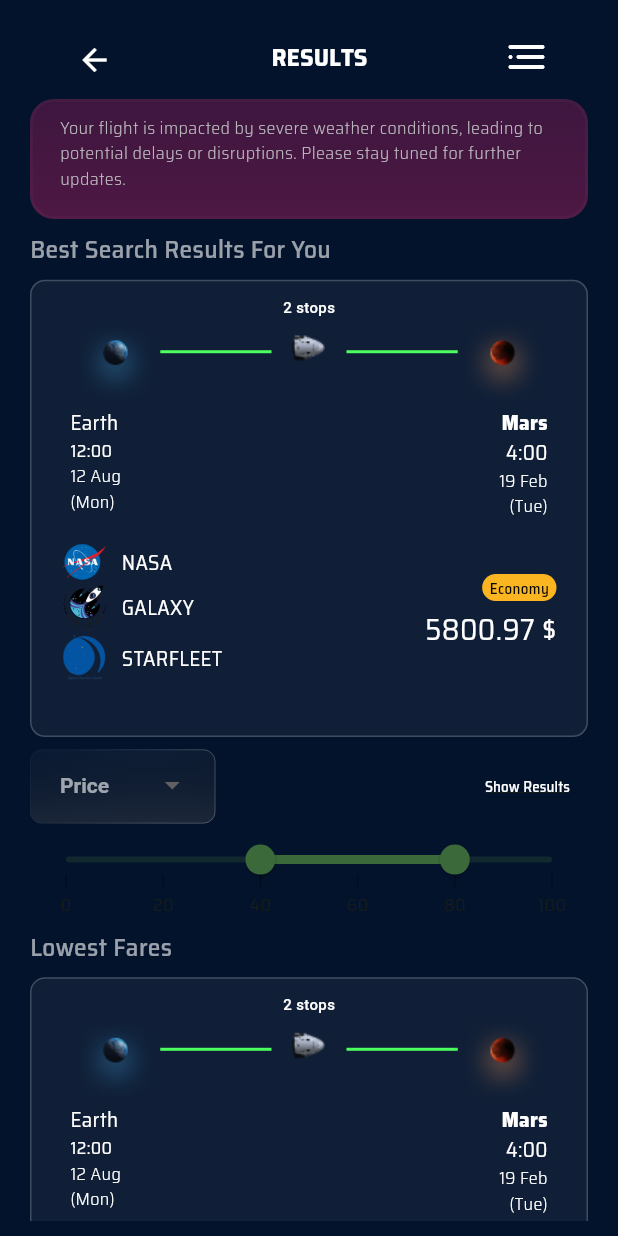
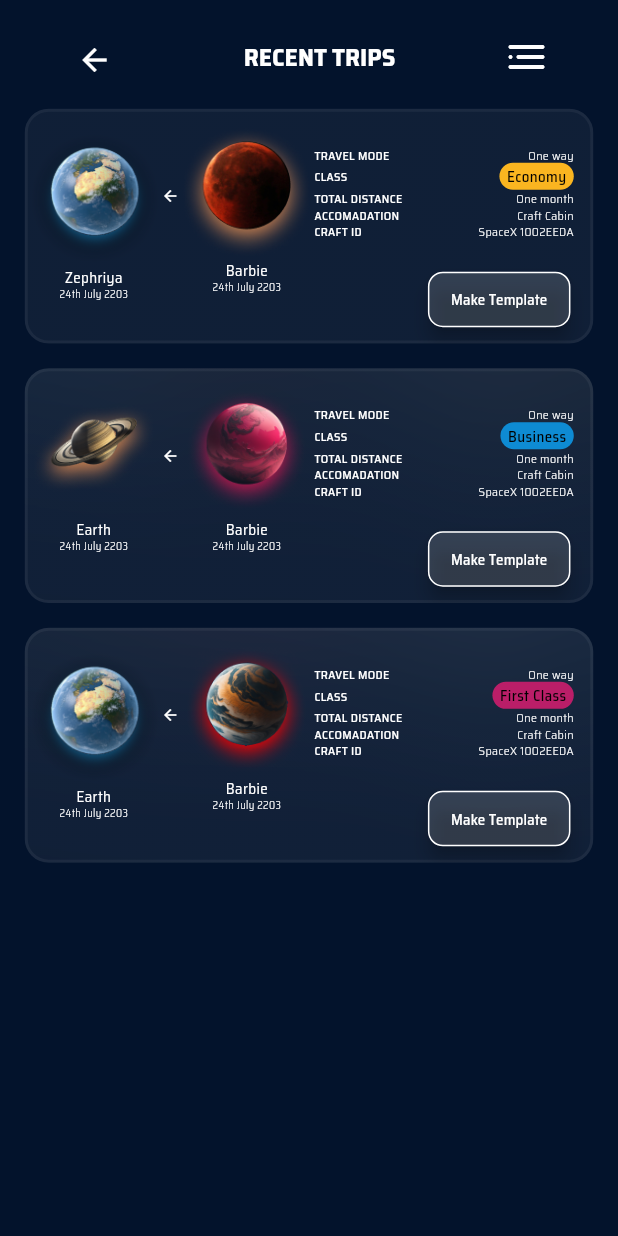
Before and after one commit to Astrohub0/undefined_astrohub, a Flutter app: the Home screen opened directly, after a tap on "FIND CRAFTS", on a phone screen of 412 x 824 dp. Run offline on Flutter 3.47's test engine with Material 2 defaults, Android fonts, the phone set to English and light mode, and no system bars; drawn by our look-alikes of glassmorphism; our stand-ins replace cloud_firestore, firebase_core, flutter_spinkit, flutter_svg, syncfusion_flutter_sliders; accounts and stored records are empty; Roboto replaces fonts that are missing (Saira SemiCondensed).

Commit message:
minor ui changes

```diff
--- a/lib/constants/styles.dart
+++ b/lib/constants/styles.dart
@@ -66,6 +66,19 @@ class TextStyles {
     fontSize: 14,
     fontWeight: FontWeight.w700,
   );
+
+  //for recenttrips container
+  static const TextStyle keytext = TextStyle(
+    color: Colors.white,
+    fontSize: 8,
+    fontWeight: FontWeight.w500,
+  );
+
+  static const TextStyle valueText = TextStyle(
+    color: Colors.white,
+    fontSize: 8,
+    fontWeight: FontWeight.w300,
+  );
 }
 
 class AppColors {
--- a/lib/screens/home.dart
+++ b/lib/screens/home.dart
@@ -1,5 +1,6 @@
 import 'package:astro_hub/constants/styles.dart';
 import 'package:astro_hub/models/enums/craft_type.dart';
+import 'package:astro_hub/screens/recent_trips.dart';
 import 'package:astro_hub/screens/search_departure.dart';
 import 'package:astro_hub/screens/search_results.dart';
 import 'package:astro_hub/utils/router.dart';
@@ -441,7 +442,7 @@ class HomeState extends State<Home> {
             ),
             const SizedBox(height: 20),
             primaryButton(context, 'FIND CRAFTS', onPressed: () {
-              PageNavigator(context: context).nextPage(const SearchResults());
+              PageNavigator(context: context).nextPage(const RecentTrips());
             })
           ]),
         ),
--- /dev/null
+++ b/lib/screens/recent_trips.dart
@@ -0,0 +1,43 @@
+import 'package:astro_hub/widgets/features/recent_trip_card.dart';
+import 'package:astro_hub/widgets/global/common_app_bar.dart';
+import 'package:flutter/material.dart';
+
+class RecentTrips extends StatefulWidget {
+  const RecentTrips({Key? key}) : super(key: key);
+
+  @override
+  RecentTripsState createState() => RecentTripsState();
+}
+
+class RecentTripsState extends State<RecentTrips> {
+  @override
+  Widget build(BuildContext context) {
+    final width = MediaQuery.of(context).size.width;
+    final height = MediaQuery.of(context).size.height;
+    return SafeArea(
+        child: Scaffold(
+      appBar: CommonAppBar(title: 'RECENT TRIPS', isBackButton: true),
+      body: Container(
+        padding: EdgeInsets.symmetric(horizontal: width * 0.04),
+        width: width * 8,
+        child: ListView(
+          children: [
+            SizedBox(
+              height: height * 0.02,
+            ),
+            RecentTrip(context, 'assets/images/planet6.png',
+                'assets/images/planet7.png', 'Zephriya', 'Barbie', 'Economy'),
+            SizedBox(
+              height: height * 0.02,
+            ),
+            RecentTrip(context, 'assets/images/planet9.png',
+                'assets/images/planet8.png', 'Earth', 'Barbie', 'Business'),
+            SizedBox(height: height * 0.02),
+            RecentTrip(context, 'assets/images/planet6.png',
+                'assets/images/planet5.png', 'Earth', 'Barbie', 'First Class'),
+          ],
+        ),
+      ),
+    ));
+  }
+}
--- /dev/null
+++ b/lib/widgets/features/recent_trip_card.dart
@@ -0,0 +1,182 @@
+import 'package:astro_hub/constants/styles.dart';
+import 'package:astro_hub/utils/get_label_color.dart';
+import 'package:astro_hub/widgets/global/class_label.dart';
+import 'package:flutter/material.dart';
+import 'package:glassmorphism/glassmorphism.dart';
+
+Widget RecentTrip(context, String image1Url, String image2Url, String title1,
+    String title2,String classtype) {
+  final width = MediaQuery.of(context).size.width;
+  final height = MediaQuery.of(context).size.height;
+  return GlassmorphicContainer(
+    alignment: Alignment.topCenter,
+    width: width * 0.93,
+    height: height * 0.19,
+    blur: 50,
+    border: 2,
+    borderGradient: const LinearGradient(
+      begin: Alignment(0.59, 0.80),
+      end: Alignment(-0.59, -0.8),
+      colors: [
+        Color.fromRGBO(255, 255, 255, 0.05),
+        Color.fromRGBO(255, 255, 255, 0.05)
+      ],
+    ),
+    borderRadius: 16.0,
+    linearGradient: const LinearGradient(
+      begin: Alignment(0.59, 0.80),
+      end: Alignment(-0.59, -0.8),
+      colors: [
+        Color.fromRGBO(255, 255, 255, 0.05),
+        Color.fromRGBO(255, 255, 255, 0.05)
+      ],
+    ),
+    child: Padding(
+      padding: const EdgeInsets.only(top: 10.0, left: 1.0, right: 1.0),
+      child: Stack(
+        children: [
+          Row(
+            crossAxisAlignment: CrossAxisAlignment.center,
+            mainAxisAlignment: MainAxisAlignment.start,
+            children: [
+              Column(
+                children: [
+                  Image.asset(
+                    image1Url,
+                    width: 90,
+                  ),
+                  Text(
+                    title1,
+                    textAlign: TextAlign.center,
+                    style: const TextStyle(
+                      color: Colors.white,
+                      fontSize: 10,
+                      fontWeight: FontWeight.w400,
+                    ),
+                  ),
+                  Text(
+                    '24th July 2203',
+                    textAlign: TextAlign.center,
+                    style: TextStyle(
+                      color: Colors.white,
+                      fontSize: 7,
+                      fontWeight: FontWeight.w300,
+                    ),
+                  ),
+                ],
+              ),
+              const Padding(
+                padding: EdgeInsets.only(bottom: 50.0),
+                child: Icon(
+                  Icons.arrow_back,
+                  size: 12,
+                  color: Colors.white,
+                ),
+              ),
+              Column(
+                children: [
+                  Image.asset(
+                    image2Url,
+                    width: 90,
+                  ),
+                  Text(
+                    title2,
+                    textAlign: TextAlign.center,
+                    style: const TextStyle(
+                      color: Colors.white,
+                      fontSize: 10,
+                      fontWeight: FontWeight.w400,
+                    ),
+                  ),
+                  const Text(
+                    '24th July 2203',
+                    textAlign: TextAlign.center,
+                    style: TextStyle(
+                      color: Colors.white,
+                      fontSize: 7,
+                      fontWeight: FontWeight.w300,
+                    ),
+                  ),
+                ],
+              ),
+              Container(
+                padding: const EdgeInsets.only(top: 15),
+                width: width * 0.42,
+                child: Column(
+                  crossAxisAlignment: CrossAxisAlignment.start,
+                  children: [
+                    Row(
+                      mainAxisAlignment: MainAxisAlignment.spaceBetween,
+                      children: [
+                        Text('TRAVEL MODE', style: TextStyles.keytext),
+                        Text('One way', style: TextStyles.valueText)
+                      ],
+                    ),
+                    Row(
+                      mainAxisAlignment: MainAxisAlignment.spaceBetween,
+                      children: [
+                        Text('CLASS', style: TextStyles.keytext),
+                        classLabel(getColorByClassName(classtype), classtype)
+                      ],
+                    ),
+                    Row(
+                      mainAxisAlignment: MainAxisAlignment.spaceBetween,
+                      children: [
+                        Text('TOTAL DISTANCE', style: TextStyles.keytext),
+                        Text('One month', style: TextStyles.valueText)
+                      ],
+                    ),
+                    Row(
+                      mainAxisAlignment: MainAxisAlignment.spaceBetween,
+                      children: [
+                        Text('ACCOMADATION', style: TextStyles.keytext),
+                        Text('Craft Cabin', style: TextStyles.valueText)
+                      ],
+                    ),
+                    Row(
+                      mainAxisAlignment: MainAxisAlignment.spaceBetween,
+                      children: [
+                        Text('CRAFT ID', style: TextStyles.keytext),
+                        Text('SpaceX 1002EEDA', style: TextStyles.valueText)
+                      ],
+                    ),
+                  ],
+                ),
+              ),
+            ],
+          ),
+          Padding(
+              padding: EdgeInsets.only(top: height * 0.11, left: width * 0.65),
+              child: Container(
+                padding: const EdgeInsets.only(right: 5, top: 8.0),
+                width: 100,
+                height: 45,
+                child: ElevatedButton(
+                  onPressed: (() {}),
+                  style: ElevatedButton.styleFrom(
+                    backgroundColor: const Color.fromARGB(38, 255, 255, 255),
+
+                    elevation: 5, // Elevation (shadow)
+                    padding: const EdgeInsets.symmetric(vertical: 5),
+                    shape: RoundedRectangleBorder(
+                      borderRadius: BorderRadius.circular(10), // Border radius
+                      side:
+                          const BorderSide(color: Colors.white), // Border color
+                    ),
+                  ),
+                  child: const Text(
+                    'Make Template',
+                    textAlign: TextAlign.center,
+                    style: TextStyle(
+                      color: Colors.white,
+                      fontSize: 10,
+                      fontWeight: FontWeight.w500,
+                    ),
+                  ),
+                ),
+              )),
+        ],
+      ),
+    ),
+  );
+}
```
Also changed, not shown: assets/images/planet5.png (added), assets/images/planet6.png (added), assets/images/planet7.png (added), assets/images/planet8.png (added), assets/images/planet9.png (added).
